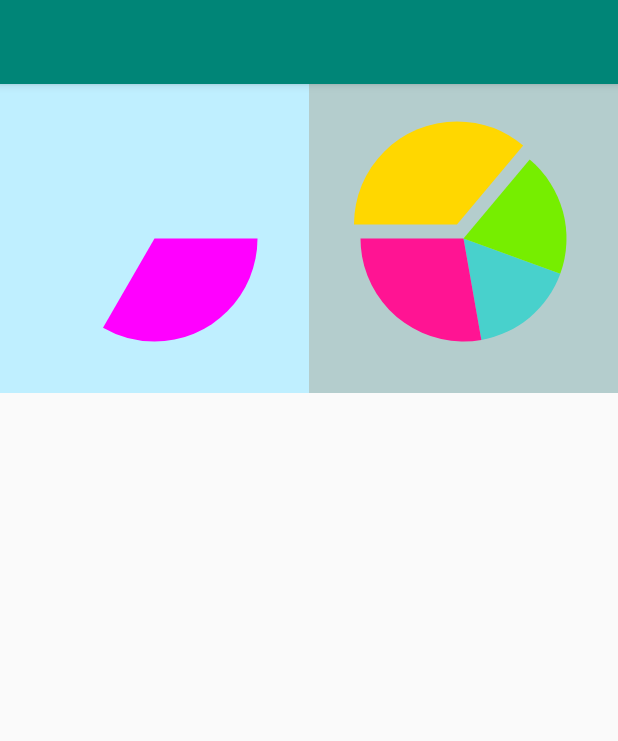
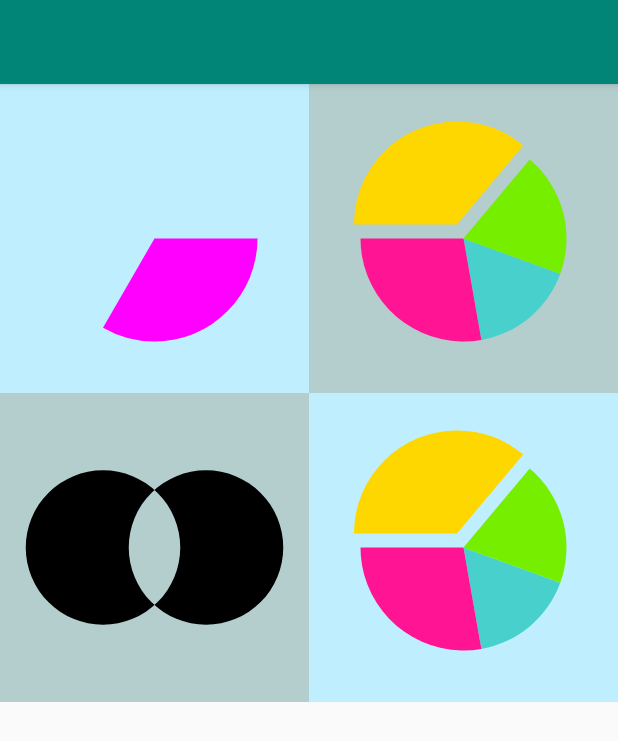
Before and after one commit to chengxiaobo2/TestCanvas, an Android app: the screen it shows after launch (MainActivity), on a phone screen of 412 x 824 dp. Shown: the top 741 px of the screen. Run offline under Robolectric (Android 15) with nearby library versions, the phone set to English and light mode, and no system bars.

Commit message:
drawPath demo

```diff
--- /dev/null
+++ b/app/src/main/java/com/example/test/testcanvas/view/DrawPath.kt
@@ -0,0 +1,52 @@
+package com.example.test.testcanvas.view
+
+import android.content.Context
+import android.graphics.*
+import android.util.AttributeSet
+import android.view.View
+
+/**
+ * DrawPath demo
+ *
+ * @author chengxiaobo
+ * @version 1.0
+ * @title
+ * @description
+ * @company 北京奔流网络信息技术有线公司
+ * @created 2019/2/13
+ * @changeRecord <br/>
+ */
+class DrawPath : View {
+    constructor(context: Context?) : super(context)
+    constructor(context: Context?, attrs: AttributeSet?) : super(context, attrs)
+    constructor(context: Context?, attrs: AttributeSet?, defStyleAttr: Int) : super(context, attrs, defStyleAttr)
+
+    private val paint = Paint(Paint.ANTI_ALIAS_FLAG)
+    private var centerX = 0.0f
+    private var centerY = 0.0f
+    private var centerX2 = 0.0f
+    private var centerY2 = 0.0f
+    private var radius = 0.0f
+    private val path = Path()
+    override fun onSizeChanged(w: Int, h: Int, oldw: Int, oldh: Int) {
+        super.onSizeChanged(w, h, oldw, oldh)
+
+        centerX = width / 3.0f
+        centerY = width / 2.0f
+        centerX2 = width / 3.0f * 2
+        centerY2 = width / 2.0f
+        radius = width / 4.0f
+
+        paint.style = Paint.Style.FILL
+
+        path.addCircle(centerX, centerY, radius, Path.Direction.CW)
+        path.addCircle(centerX2, centerY2, radius, Path.Direction.CW)
+        path.fillType = Path.FillType.EVEN_ODD
+    }
+
+    override fun onDraw(canvas: Canvas) {
+        super.onDraw(canvas)
+        canvas.drawPath(path, paint)
+    }
+
+}
--- a/app/src/main/res/layout/activity_main.xml
+++ b/app/src/main/res/layout/activity_main.xml
@@ -26,6 +26,27 @@
             app:layout_constraintDimensionRatio="H,1:1"
             app:layout_constraintHorizontal_weight="1"
     />
-
+    <com.example.test.testcanvas.view.DrawPath
+            android:id="@+id/view3"
+            android:layout_width="0dp"
+            android:layout_height="0dp"
+            android:background="#B4CDCD"
+            app:layout_constraintTop_toBottomOf="@+id/view1"
+            app:layout_constraintLeft_toLeftOf="parent"
+            app:layout_constraintRight_toLeftOf="@id/view4"
+            app:layout_constraintDimensionRatio="H,1:1"
+            app:layout_constraintHorizontal_weight="1"
+    />
+    <com.example.test.testcanvas.view.PieChatView
+            android:id="@+id/view4"
+            android:layout_width="0dp"
+            android:layout_height="0dp"
+            android:background="#BFEFFF"
+            app:layout_constraintTop_toTopOf="@id/view3"
+            app:layout_constraintRight_toRightOf="parent"
+            app:layout_constraintLeft_toRightOf="@id/view3"
+            app:layout_constraintDimensionRatio="H,1:1"
+            app:layout_constraintHorizontal_weight="1"
+    />
 
 </android.support.constraint.ConstraintLayout>
```
Also changed, not shown: 3 other files.
